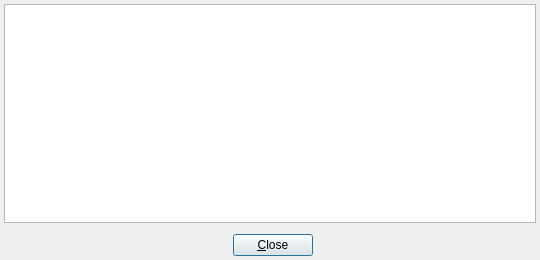
The window that AuTerm/UwxPopup.ui (thedjnK/AuTerm) describes before a commit, drawn with Qt 5.
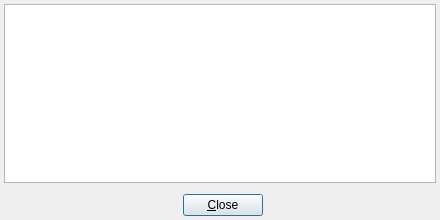
The same window after the commit.

Commit message: Reduce dimensions of popup window

The edit to the form file:
```diff
--- a/AuTerm/UwxPopup.ui
+++ b/AuTerm/UwxPopup.ui
@@ -9,8 +9,8 @@
    <rect>
     <x>0</x>
     <y>0</y>
-    <width>540</width>
-    <height>260</height>
+    <width>440</width>
+    <height>220</height>
    </rect>
   </property>
   <property name="sizePolicy">
@@ -21,13 +21,13 @@
   </property>
   <property name="minimumSize">
    <size>
-    <width>540</width>
-    <height>260</height>
+    <width>400</width>
+    <height>220</height>
    </size>
   </property>
   <property name="maximumSize">
    <size>
-    <width>540</width>
+    <width>520</width>
     <height>260</height>
    </size>
   </property>
```
Left out of the diff: 6 changed lines with no effect on the pictures.
